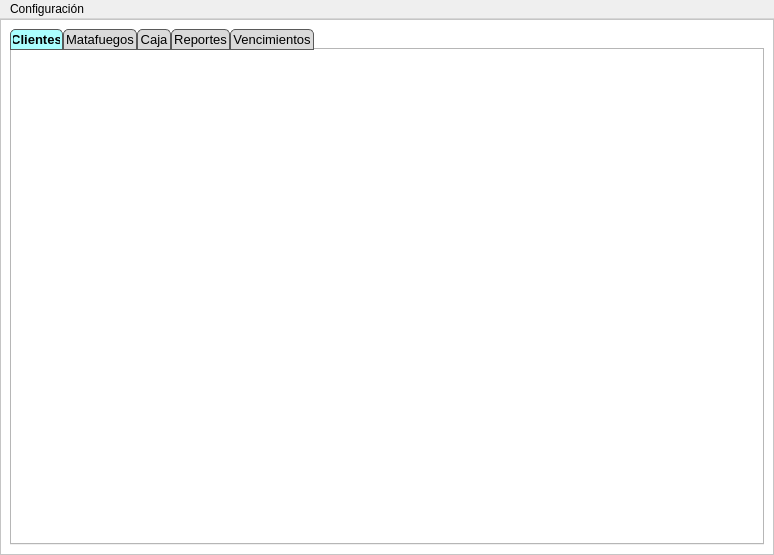
This is resources/ui/ventanaprincipal.ui in Julian2455/beatmat as Qt 5 draws it before an edit. The edited form follows.
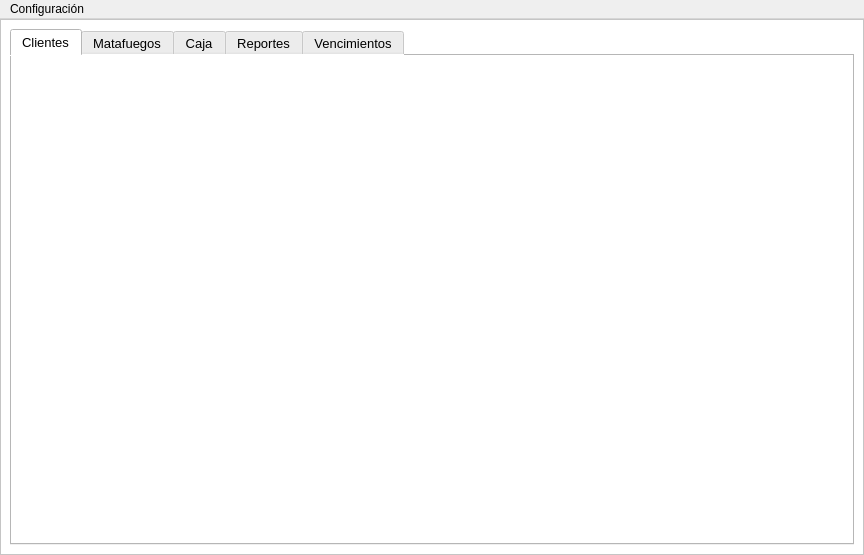
This is the edited form. Icons and pictures are not drawn.

What changed in the file:
```diff
--- a/resources/ui/ventanaprincipal.ui
+++ b/resources/ui/ventanaprincipal.ui
@@ -6,13 +6,43 @@
    <rect>
     <x>0</x>
     <y>0</y>
-    <width>774</width>
+    <width>864</width>
     <height>555</height>
    </rect>
   </property>
   <property name="windowTitle">
    <string>MainWindow</string>
   </property>
+  <property name="styleSheet">
+   <string notr="true">/* Fondo gris para la barra de navegación */
+QTabBar {
+    background: #D3D3D3; /* Gris claro */
+}
+/* QTabWidget (barra de navegación) */
+QTabBar::tab {
+    background: #2C3E50;
+    color: white;
+    padding: 7px 18px;
+    border-top-left-radius: 6px;
+    border-top-right-radius: 6px;	
+	border: 1px solid rgb(255, 255, 255);
+
+}
+QTabBar::tab:selected {
+    background: #34495E;
+    font-weight: bold;
+    border-bottom: 5px solid #007BFF;
+}
+
+QTabBar::tab:hover {
+    background: #3E556E;
+
+}
+
+background-color: rgb(191, 191, 191);
+
+</string>
+  </property>
   <widget class="QWidget" name="centralwidget">
    <layout class="QHBoxLayout" name="horizontalLayout_2">
     <property name="spacing">
@@ -41,40 +71,17 @@
       <property name="frameShadow">
        <enum>QFrame::Raised</enum>
       </property>
-      <layout class="QVBoxLayout" name="verticalLayout_2">
+      <layout class="QHBoxLayout" name="horizontalLayout">
        <item>
         <widget class="QTabWidget" name="tabWidget">
          <property name="font">
           <font>
            <pointsize>10</pointsize>
-           <weight>50</weight>
            <bold>false</bold>
           </font>
          </property>
          <property name="styleSheet">
-          <string notr="true">
-
-/* Estilo de las pestañas (QTabBar dentro del QTabWidget) */
-QTabBar::tab {
-    background-color: rgb(218, 218, 218);  /* Color de pestañas normales */
-    border: 1px solid #595959;
-    border-top-left-radius: 5px;
-    border-top-right-radius: 5px;
-    padding: 2px;
-}
-
-/* Efecto hover: Cambia el color cuando el mouse pasa sobre la pestaña */
-QTabBar::tab:hover {
-    background-color: rgb(255, 255, 255);  /* Cambia el color al pasar el mouse */
- 
-}
-
-/* Efecto para la pestaña seleccionada */
-QTabBar::tab:selected {
-    background-color: rgb(170, 255, 255);  /* Color de la pestaña activa */
-	color: black;
-    font-weight: bold;
-}</string>
+          <string notr="true"/>
          </property>
          <property name="currentIndex">
           <number>0</number>
@@ -142,7 +149,7 @@
     <rect>
      <x>0</x>
      <y>0</y>
-     <width>774</width>
+     <width>864</width>
      <height>22</height>
     </rect>
    </property>
```
Left out of the diff: 2 changed lines with no effect on the pictures.
